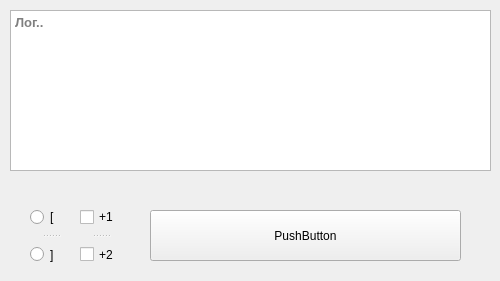
This is untitled.ui in artur0527rg/pyqt5_hohlov as Qt 5 draws it before an edit. The edited form follows.
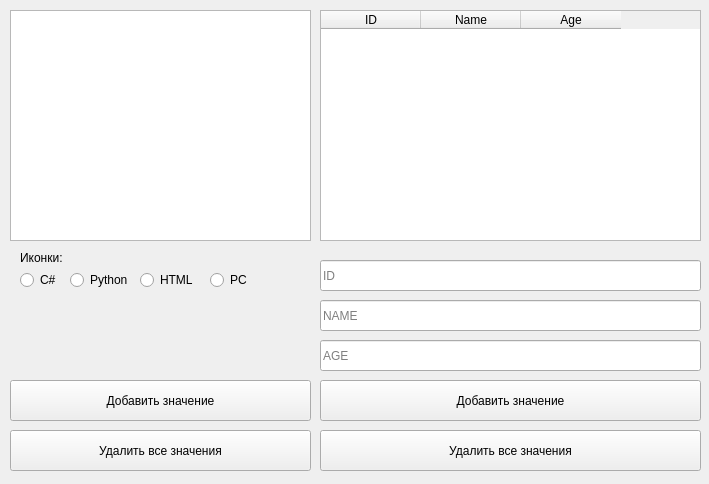
This is the edited form. Icons and pictures are not drawn.

Commit message: Знакомство Урок 4 ListWidget таблицы, ресурсы, .exe файл

Diff of the .ui file:
```diff
--- a/untitled.ui
+++ b/untitled.ui
@@ -6,104 +6,232 @@
    <rect>
     <x>0</x>
     <y>0</y>
-    <width>500</width>
-    <height>281</height>
+    <width>709</width>
+    <height>484</height>
    </rect>
   </property>
   <property name="minimumSize">
    <size>
-    <width>0</width>
-    <height>0</height>
+    <width>709</width>
+    <height>484</height>
    </size>
   </property>
   <property name="maximumSize">
    <size>
-    <width>500</width>
-    <height>500</height>
+    <width>709</width>
+    <height>484</height>
    </size>
   </property>
   <property name="windowTitle">
    <string>MainWindow</string>
   </property>
   <widget class="QWidget" name="centralwidget">
-   <widget class="QPlainTextEdit" name="plainTextEdit">
+   <widget class="QListWidget" name="listWidget">
     <property name="geometry">
      <rect>
       <x>10</x>
       <y>10</y>
-      <width>481</width>
-      <height>161</height>
+      <width>301</width>
+      <height>231</height>
      </rect>
     </property>
-    <property name="font">
-     <font>
-      <pointsize>10</pointsize>
-      <weight>75</weight>
-      <bold>true</bold>
-     </font>
+   </widget>
+   <widget class="QLabel" name="label">
+    <property name="geometry">
+     <rect>
+      <x>20</x>
+      <y>250</y>
+      <width>291</width>
+      <height>16</height>
+     </rect>
+    </property>
+    <property name="text">
+     <string>Иконки:</string>
+    </property>
+   </widget>
+   <widget class="QRadioButton" name="radioButton">
+    <property name="geometry">
+     <rect>
+      <x>20</x>
+      <y>270</y>
+      <width>41</width>
+      <height>20</height>
+     </rect>
+    </property>
+    <property name="text">
+     <string>C#</string>
+    </property>
+   </widget>
+   <widget class="QRadioButton" name="radioButton_2">
+    <property name="geometry">
+     <rect>
+      <x>70</x>
+      <y>270</y>
+      <width>71</width>
+      <height>20</height>
+     </rect>
+    </property>
+    <property name="text">
+     <string>Python</string>
+    </property>
+   </widget>
+   <widget class="QRadioButton" name="radioButton_3">
+    <property name="geometry">
+     <rect>
+      <x>140</x>
+      <y>270</y>
+      <width>71</width>
+      <height>20</height>
+     </rect>
+    </property>
+    <property name="text">
+     <string>HTML</string>
+    </property>
+   </widget>
+   <widget class="QRadioButton" name="radioButton_4">
+    <property name="geometry">
+     <rect>
+      <x>210</x>
+      <y>270</y>
+      <width>41</width>
+      <height>20</height>
+     </rect>
+    </property>
+    <property name="text">
+     <string>PC</string>
+    </property>
+   </widget>
+   <widget class="QTableWidget" name="tableWidget">
+    <property name="geometry">
+     <rect>
+      <x>320</x>
+      <y>10</y>
+      <width>381</width>
+      <height>231</height>
+     </rect>
+    </property>
+    <column>
+     <property name="text">
+      <string>ID</string>
+     </property>
+    </column>
+    <column>
+     <property name="text">
+      <string>Name</string>
+     </property>
+    </column>
+    <column>
+     <property name="text">
+      <string>Age</string>
+     </property>
+    </column>
+   </widget>
+   <widget class="QLineEdit" name="lineEdit">
+    <property name="geometry">
+     <rect>
+      <x>320</x>
+      <y>260</y>
+      <width>381</width>
+      <height>31</height>
+     </rect>
     </property>
     <property name="placeholderText">
-     <string>Лог..</string>
+     <string>ID</string>
     </property>
    </widget>
    <widget class="QPushButton" name="pushButton">
     <property name="geometry">
      <rect>
-      <x>150</x>
-      <y>210</y>
-      <width>311</width>
-      <height>51</height>
+      <x>10</x>
+      <y>380</y>
+      <width>301</width>
+      <height>41</height>
      </rect>
     </property>
     <property name="text">
-     <string>PushButton</string>
+     <string>Добавить значение</string>
     </property>
    </widget>
-   <widget class="QSplitter" name="splitter">
+   <widget class="QPushButton" name="pushButton_2">
     <property name="geometry">
      <rect>
-      <x>80</x>
-      <y>200</y>
-      <width>41</width>
-      <height>71</height>
+      <x>10</x>
+      <y>430</y>
+      <width>301</width>
+      <height>41</height>
      </rect>
     </property>
-    <property name="orientation">
-     <enum>Qt::Vertical</enum>
+    <property name="text">
+     <string>Удалить все значения</string>
     </property>
-    <widget class="QCheckBox" name="checkBox">
-     <property name="text">
-      <string>+1</string>
-     </property>
-    </widget>
-    <widget class="QCheckBox" name="checkBox_2">
-     <property name="text">
-      <string>+2</string>
-     </property>
-    </widget>
    </widget>
-   <widget class="QSplitter" name="splitter_2">
+   <widget class="QLineEdit" name="lineEdit_2">
     <property name="geometry">
      <rect>
-      <x>30</x>
-      <y>200</y>
-      <width>41</width>
-      <height>71</height>
+      <x>320</x>
+      <y>300</y>
+      <width>381</width>
+      <height>31</height>
      </rect>
     </property>
-    <property name="orientation">
-     <enum>Qt::Vertical</enum>
+    <property name="placeholderText">
+     <string>NAME</string>
     </property>
-    <widget class="QRadioButton" name="radioButton">
-     <property name="text">
-      <string>[</string>
-     </property>
-    </widget>
-    <widget class="QRadioButton" name="radioButton_2">
-     <property name="text">
-      <string>]</string>
-     </property>
-    </widget>
+   </widget>
+   <widget class="QLineEdit" name="lineEdit_3">
+    <property name="geometry">
+     <rect>
+      <x>320</x>
+      <y>340</y>
+      <width>381</width>
+      <height>31</height>
+     </rect>
+    </property>
+    <property name="placeholderText">
+     <string>AGE</string>
+    </property>
+   </widget>
+   <widget class="QPushButton" name="pushButton_3">
+    <property name="geometry">
+     <rect>
+      <x>320</x>
+      <y>380</y>
+      <width>381</width>
+      <height>41</height>
+     </rect>
+    </property>
+    <property name="text">
+     <string>Добавить значение</string>
+    </property>
+   </widget>
+   <widget class="QPushButton" name="pushButton_4">
+    <property name="geometry">
+     <rect>
+      <x>320</x>
+      <y>430</y>
+      <width>381</width>
+      <height>41</height>
+     </rect>
+    </property>
+    <property name="text">
+     <string>Удалить все значения</string>
+    </property>
+   </widget>
+   <widget class="QLabel" name="label_2">
+    <property name="geometry">
+     <rect>
+      <x>20</x>
+      <y>300</y>
+      <width>61</width>
+      <height>61</height>
+     </rect>
+    </property>
+    <property name="styleSheet">
+     <string notr="true">border-image: url(:/image/Python.png);</string>
+    </property>
+    <property name="text">
+     <string/>
+    </property>
    </widget>
   </widget>
  </widget>
```
Left out of the diff: 8 changed lines with no effect on the pictures. The commit also changes 10 other files.
